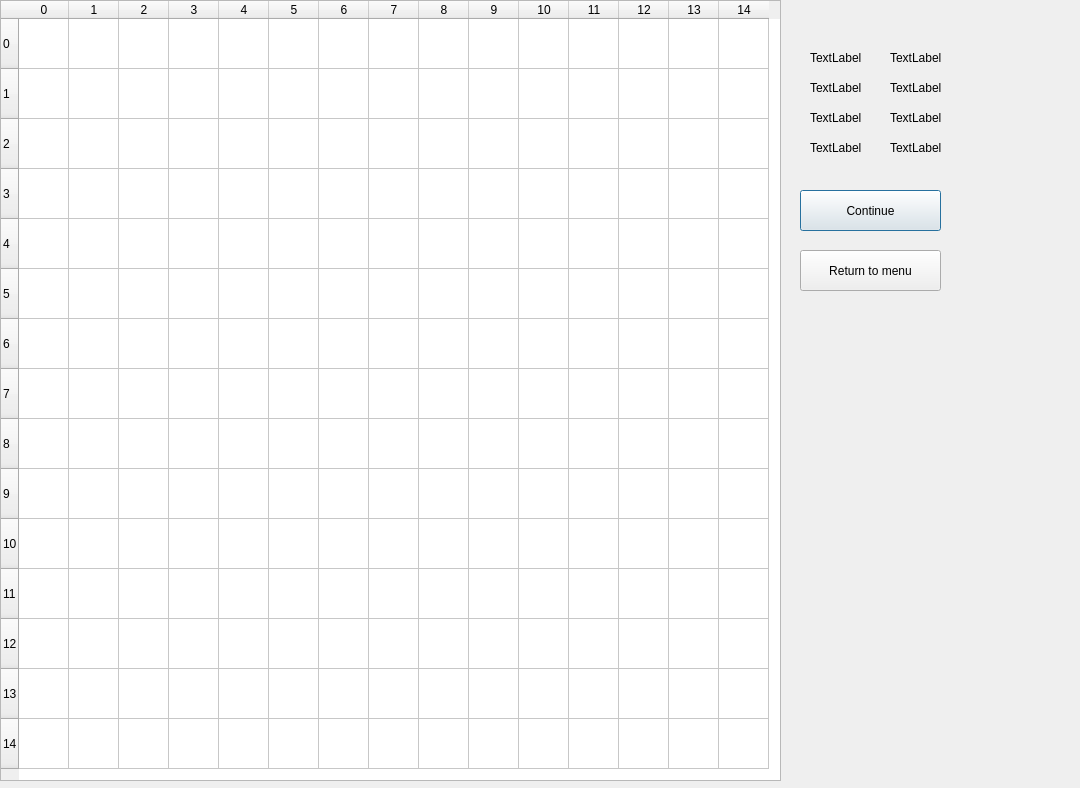
The window that Scrabble_GUI/Replay_GUI.ui (sobolak/scrabble) describes before a commit, drawn with Qt 5.
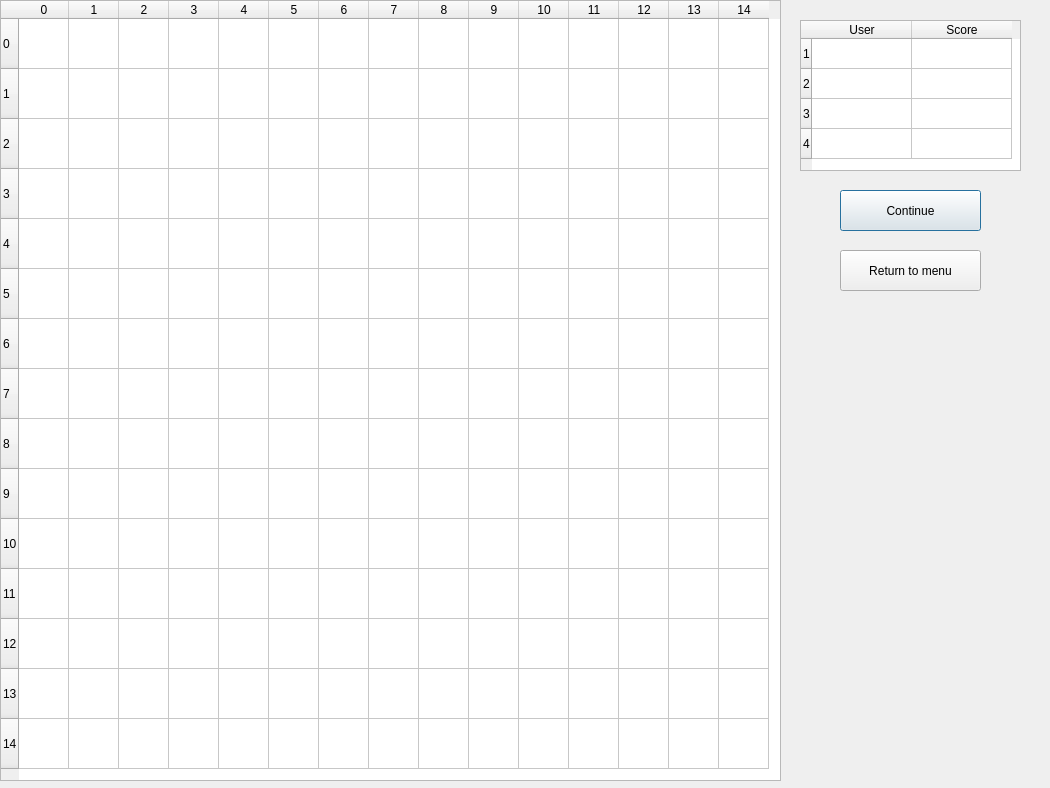
The same window after the commit. Icons and pictures are not drawn.

Patch:
```diff
--- a/Scrabble_GUI/Replay_GUI.ui
+++ b/Scrabble_GUI/Replay_GUI.ui
@@ -6,7 +6,7 @@
    <rect>
     <x>0</x>
     <y>0</y>
-    <width>1080</width>
+    <width>1050</width>
     <height>788</height>
    </rect>
   </property>
@@ -4023,114 +4023,10 @@
     </property>
    </item>
   </widget>
-  <widget class="QLabel" name="mufasaLabel">
-   <property name="geometry">
-    <rect>
-     <x>810</x>
-     <y>50</y>
-     <width>71</width>
-     <height>16</height>
-    </rect>
-   </property>
-   <property name="text">
-    <string>TextLabel</string>
-   </property>
-  </widget>
-  <widget class="QLabel" name="estebanLabel">
-   <property name="geometry">
-    <rect>
-     <x>810</x>
-     <y>80</y>
-     <width>71</width>
-     <height>16</height>
-    </rect>
-   </property>
-   <property name="text">
-    <string>TextLabel</string>
-   </property>
-  </widget>
-  <widget class="QLabel" name="zeromskiLabel">
-   <property name="geometry">
-    <rect>
-     <x>810</x>
-     <y>110</y>
-     <width>71</width>
-     <height>16</height>
-    </rect>
-   </property>
-   <property name="text">
-    <string>TextLabel</string>
-   </property>
-  </widget>
-  <widget class="QLabel" name="zeromskiPoint">
-   <property name="geometry">
-    <rect>
-     <x>890</x>
-     <y>110</y>
-     <width>71</width>
-     <height>16</height>
-    </rect>
-   </property>
-   <property name="text">
-    <string>TextLabel</string>
-   </property>
-  </widget>
-  <widget class="QLabel" name="mufasaPoint">
-   <property name="geometry">
-    <rect>
-     <x>890</x>
-     <y>50</y>
-     <width>71</width>
-     <height>16</height>
-    </rect>
-   </property>
-   <property name="text">
-    <string>TextLabel</string>
-   </property>
-  </widget>
-  <widget class="QLabel" name="estebanPoint">
-   <property name="geometry">
-    <rect>
-     <x>890</x>
-     <y>80</y>
-     <width>71</width>
-     <height>16</height>
-    </rect>
-   </property>
-   <property name="text">
-    <string>TextLabel</string>
-   </property>
-  </widget>
-  <widget class="QLabel" name="rokokoLabel">
-   <property name="geometry">
-    <rect>
-     <x>810</x>
-     <y>140</y>
-     <width>71</width>
-     <height>16</height>
-    </rect>
-   </property>
-   <property name="text">
-    <string>TextLabel</string>
-   </property>
-  </widget>
-  <widget class="QLabel" name="rokokoPoint">
-   <property name="geometry">
-    <rect>
-     <x>890</x>
-     <y>140</y>
-     <width>71</width>
-     <height>16</height>
-    </rect>
-   </property>
-   <property name="text">
-    <string>TextLabel</string>
-   </property>
-  </widget>
   <widget class="QPushButton" name="pushButton_continue">
    <property name="geometry">
     <rect>
-     <x>800</x>
+     <x>840</x>
      <y>190</y>
      <width>141</width>
      <height>41</height>
@@ -4143,7 +4039,7 @@
   <widget class="QPushButton" name="pushButton_return">
    <property name="geometry">
     <rect>
-     <x>800</x>
+     <x>840</x>
      <y>250</y>
      <width>141</width>
      <height>41</height>
@@ -4153,6 +4049,86 @@
     <string>Return to menu</string>
    </property>
   </widget>
+  <widget class="QTableWidget" name="tableWidget_score">
+   <property name="geometry">
+    <rect>
+     <x>800</x>
+     <y>20</y>
+     <width>221</width>
+     <height>151</height>
+    </rect>
+   </property>
+   <row>
+    <property name="text">
+     <string>1</string>
+    </property>
+   </row>
+   <row>
+    <property name="text">
+     <string>2</string>
+    </property>
+   </row>
+   <row>
+    <property name="text">
+     <string>3</string>
+    </property>
+   </row>
+   <row>
+    <property name="text">
+     <string>4</string>
+    </property>
+   </row>
+   <column>
+    <property name="text">
+     <string>User</string>
+    </property>
+   </column>
+   <column>
+    <property name="text">
+     <string>Score</string>
+    </property>
+   </column>
+   <item row="0" column="0">
+    <property name="flags">
+     <set>ItemIsDragEnabled|ItemIsDropEnabled|ItemIsUserCheckable|ItemIsEnabled</set>
+    </property>
+   </item>
+   <item row="0" column="1">
+    <property name="flags">
+     <set>ItemIsDragEnabled|ItemIsDropEnabled|ItemIsUserCheckable|ItemIsEnabled</set>
+    </property>
+   </item>
+   <item row="1" column="0">
+    <property name="flags">
+     <set>ItemIsDragEnabled|ItemIsDropEnabled|ItemIsUserCheckable|ItemIsEnabled</set>
+    </property>
+   </item>
+   <item row="1" column="1">
+    <property name="flags">
+     <set>ItemIsDragEnabled|ItemIsDropEnabled|ItemIsUserCheckable|ItemIsEnabled</set>
+    </property>
+   </item>
+   <item row="2" column="0">
+    <property name="flags">
+     <set>ItemIsDragEnabled|ItemIsDropEnabled|ItemIsUserCheckable|ItemIsEnabled</set>
+    </property>
+   </item>
+   <item row="2" column="1">
+    <property name="flags">
+     <set>ItemIsDragEnabled|ItemIsDropEnabled|ItemIsUserCheckable|ItemIsEnabled</set>
+    </property>
+   </item>
+   <item row="3" column="0">
+    <property name="flags">
+     <set>ItemIsDragEnabled|ItemIsDropEnabled|ItemIsUserCheckable|ItemIsEnabled</set>
+    </property>
+   </item>
+   <item row="3" column="1">
+    <property name="flags">
+     <set>ItemIsDragEnabled|ItemIsDropEnabled|ItemIsUserCheckable|ItemIsEnabled</set>
+    </property>
+   </item>
+  </widget>
  </widget>
  <layoutdefault spacing="6" margin="11"/>
  <resources>
```
